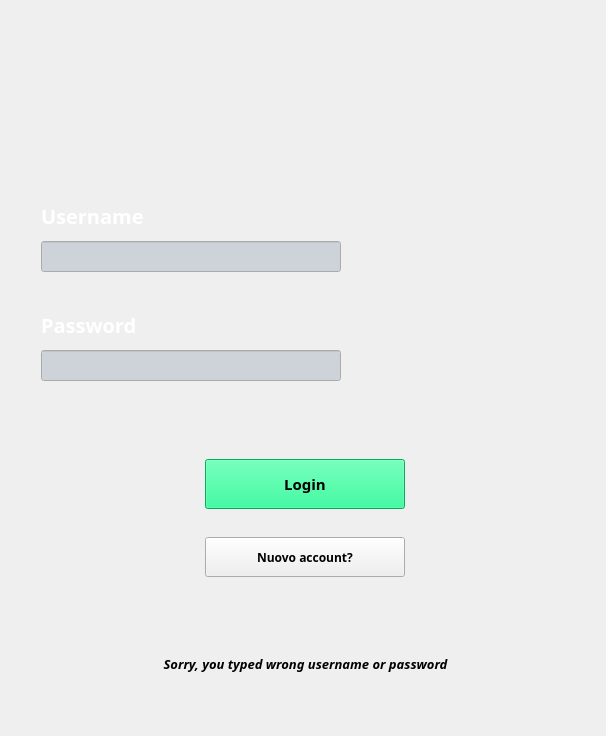
Above: Client/ProgettoGUI/MyFirstWindow.ui from pierangelomartellone/PDS_Project before the change. Below: the same form after it.
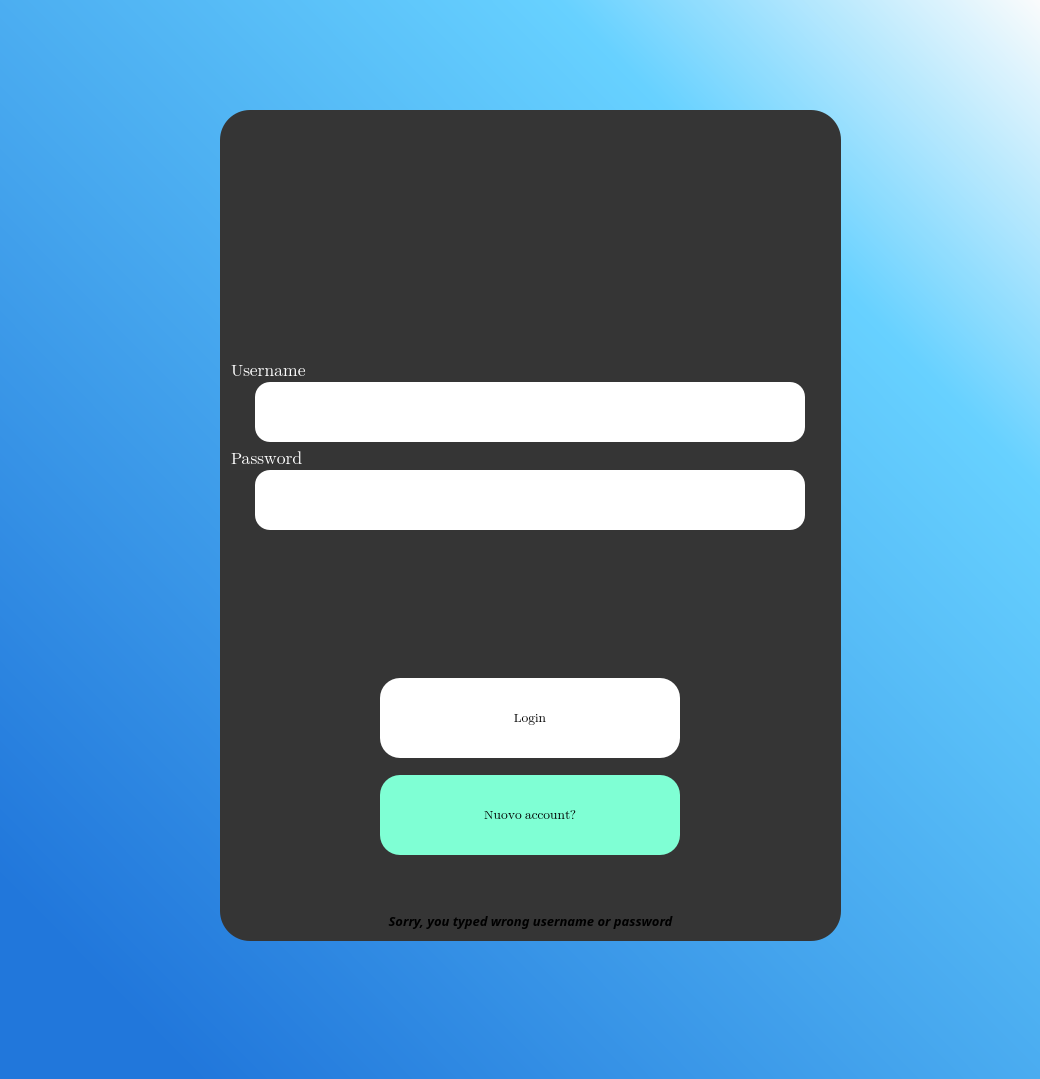
That is the form after the change. Icons and pictures are not drawn.

Diff of the .ui file:
```diff
--- a/Client/ProgettoGUI/MyFirstWindow.ui
+++ b/Client/ProgettoGUI/MyFirstWindow.ui
@@ -9,23 +9,30 @@
    <rect>
     <x>0</x>
     <y>0</y>
-    <width>606</width>
-    <height>736</height>
+    <width>1040</width>
+    <height>1079</height>
    </rect>
   </property>
   <property name="windowTitle">
    <string>MyFirstWindow</string>
   </property>
-  <widget class="QWidget" name="verticalLayoutWidget">
+  <property name="styleSheet">
+   <string notr="true">background:qlineargradient(spread:pad, x1:0.103, y1:0.914409, x2:1, y2:0, stop:0 rgba(33, 119, 219, 255), stop:0.745946 rgba(103, 209, 255, 255), stop:1 rgba(252, 252, 252, 255))</string>
+  </property>
+  <widget class="QFrame" name="verticalFrame">
    <property name="geometry">
     <rect>
-     <x>30</x>
-     <y>30</y>
-     <width>551</width>
-     <height>681</height>
+     <x>220</x>
+     <y>110</y>
+     <width>621</width>
+     <height>831</height>
     </rect>
    </property>
-   <layout class="QVBoxLayout" name="verticalLayout_2" stretch="2,2,2,2,1,1">
+   <property name="styleSheet">
+    <string notr="true">background:rgb(53,53,53);
+border-radius: 30px;</string>
+   </property>
+   <layout class="QVBoxLayout" name="verticalLayout_2" stretch="2,0,2,2,0,1">
     <item>
      <layout class="QHBoxLayout" name="horizontalLayout_5">
       <property name="spacing">
@@ -35,28 +42,35 @@
        <enum>QLayout::SetFixedSize</enum>
       </property>
       <item>
-       <widget class="QLabel" name="picture">
-        <property name="sizePolicy">
-         <sizepolicy hsizetype="Fixed" vsizetype="Fixed">
-          <horstretch>0</horstretch>
-          <verstretch>0</verstretch>
-         </sizepolicy>
+       <widget class="QFrame" name="frame">
+        <property name="styleSheet">
+         <string notr="true">background:rgb(53,53,53);</string>
         </property>
-        <property name="minimumSize">
-         <size>
-          <width>100</width>
-          <height>100</height>
-         </size>
+        <property name="frameShape">
+         <enum>QFrame::StyledPanel</enum>
         </property>
-        <property name="text">
-         <string/>
+        <property name="frameShadow">
+         <enum>QFrame::Raised</enum>
         </property>
-        <property name="scaledContents">
-         <bool>true</bool>
-        </property>
-        <property name="alignment">
-         <set>Qt::AlignCenter</set>
-        </property>
+        <widget class="QFrame" name="frame_2">
+         <property name="geometry">
+          <rect>
+           <x>220</x>
+           <y>9</y>
+           <width>161</width>
+           <height>151</height>
+          </rect>
+         </property>
+         <property name="styleSheet">
+          <string notr="true">image:url(:/images/login.png);</string>
+         </property>
+         <property name="frameShape">
+          <enum>QFrame::StyledPanel</enum>
+         </property>
+         <property name="frameShadow">
+          <enum>QFrame::Raised</enum>
+         </property>
+        </widget>
        </widget>
       </item>
      </layout>
@@ -76,8 +90,8 @@
         </property>
         <property name="minimumSize">
          <size>
-          <width>50</width>
-          <height>50</height>
+          <width>0</width>
+          <height>5</height>
          </size>
         </property>
         <property name="palette">
@@ -92,6 +106,33 @@
              </color>
             </brush>
            </colorrole>
+           <colorrole role="Button">
+            <brush brushstyle="SolidPattern">
+             <color alpha="255">
+              <red>53</red>
+              <green>53</green>
+              <blue>53</blue>
+             </color>
+            </brush>
+           </colorrole>
+           <colorrole role="Base">
+            <brush brushstyle="SolidPattern">
+             <color alpha="255">
+              <red>53</red>
+              <green>53</green>
+              <blue>53</blue>
+             </color>
+            </brush>
+           </colorrole>
+           <colorrole role="Window">
+            <brush brushstyle="SolidPattern">
+             <color alpha="255">
+              <red>53</red>
+              <green>53</green>
+              <blue>53</blue>
+             </color>
+            </brush>
+           </colorrole>
           </active>
           <inactive>
            <colorrole role="WindowText">
@@ -103,6 +144,33 @@
              </color>
             </brush>
            </colorrole>
+           <colorrole role="Button">
+            <brush brushstyle="SolidPattern">
+             <color alpha="255">
+              <red>53</red>
+              <green>53</green>
+              <blue>53</blue>
+             </color>
+            </brush>
+           </colorrole>
+           <colorrole role="Base">
+            <brush brushstyle="SolidPattern">
+             <color alpha="255">
+              <red>53</red>
+              <green>53</green>
+              <blue>53</blue>
+             </color>
+            </brush>
+           </colorrole>
+           <colorrole role="Window">
+            <brush brushstyle="SolidPattern">
+             <color alpha="255">
+              <red>53</red>
+              <green>53</green>
+              <blue>53</blue>
+             </color>
+            </brush>
+           </colorrole>
           </inactive>
           <disabled>
            <colorrole role="WindowText">
@@ -114,23 +182,62 @@
              </color>
             </brush>
            </colorrole>
+           <colorrole role="Button">
+            <brush brushstyle="SolidPattern">
+             <color alpha="255">
+              <red>53</red>
+              <green>53</green>
+              <blue>53</blue>
+             </color>
+            </brush>
+           </colorrole>
+           <colorrole role="Base">
+            <brush brushstyle="SolidPattern">
+             <color alpha="255">
+              <red>53</red>
+              <green>53</green>
+              <blue>53</blue>
+             </color>
+            </brush>
+           </colorrole>
+           <colorrole role="Window">
+            <brush brushstyle="SolidPattern">
+             <color alpha="255">
+              <red>53</red>
+              <green>53</green>
+              <blue>53</blue>
+             </color>
+            </brush>
+           </colorrole>
           </disabled>
          </palette>
         </property>
         <property name="font">
          <font>
-          <family>Segoe UI Semibold</family>
-          <pointsize>15</pointsize>
-          <weight>75</weight>
-          <bold>true</bold>
+          <family>Segoe UI Emoji</family>
+          <pointsize>13</pointsize>
+          <weight>50</weight>
+          <italic>false</italic>
+          <bold>false</bold>
          </font>
         </property>
+        <property name="mouseTracking">
+         <bool>false</bool>
+        </property>
+        <property name="focusPolicy">
+         <enum>Qt::NoFocus</enum>
+        </property>
+        <property name="styleSheet">
+         <string notr="true">font: 13pt &quot;Segoe UI Emoji&quot;;
+background:rgb(53,53,53);
+</string>
+        </property>
         <property name="text">
-         <string>Username</string>
+         <string>Username                                           </string>
         </property>
        </widget>
       </item>
-      <item>
+      <item alignment="Qt::AlignHCenter">
        <widget class="QLineEdit" name="userText">
         <property name="sizePolicy">
          <sizepolicy hsizetype="Fixed" vsizetype="Fixed">
@@ -140,41 +247,95 @@
         </property>
         <property name="minimumSize">
          <size>
-          <width>300</width>
-          <height>0</height>
+          <width>550</width>
+          <height>60</height>
          </size>
         </property>
         <property name="palette">
          <palette>
           <active>
+           <colorrole role="Button">
+            <brush brushstyle="SolidPattern">
+             <color alpha="255">
+              <red>255</red>
+              <green>255</green>
+              <blue>255</blue>
+             </color>
+            </brush>
+           </colorrole>
            <colorrole role="Base">
             <brush brushstyle="SolidPattern">
              <color alpha="255">
-              <red>206</red>
-              <green>211</green>
-              <blue>217</blue>
+              <red>255</red>
+              <green>255</green>
+              <blue>255</blue>
+             </color>
+            </brush>
+           </colorrole>
+           <colorrole role="Window">
+            <brush brushstyle="SolidPattern">
+             <color alpha="255">
+              <red>255</red>
+              <green>255</green>
+              <blue>255</blue>
              </color>
             </brush>
            </colorrole>
           </active>
           <inactive>
+           <colorrole role="Button">
+            <brush brushstyle="SolidPattern">
+             <color alpha="255">
+              <red>255</red>
+              <green>255</green>
+              <blue>255</blue>
+             </color>
+            </brush>
+           </colorrole>
            <colorrole role="Base">
             <brush brushstyle="SolidPattern">
              <color alpha="255">
-              <red>206</red>
-              <green>211</green>
-              <blue>217</blue>
+              <red>255</red>
+              <green>255</green>
+              <blue>255</blue>
+             </color>
+            </brush>
+           </colorrole>
+           <colorrole role="Window">
+            <brush brushstyle="SolidPattern">
+             <color alpha="255">
+              <red>255</red>
+              <green>255</green>
+              <blue>255</blue>
              </color>
             </brush>
            </colorrole>
           </inactive>
           <disabled>
+           <colorrole role="Button">
+            <brush brushstyle="SolidPattern">
+             <color alpha="255">
+              <red>255</red>
+              <green>255</green>
+              <blue>255</blue>
+             </color>
+            </brush>
+           </colorrole>
            <colorrole role="Base">
             <brush brushstyle="SolidPattern">
              <color alpha="255">
-              <red>240</red>
-              <green>240</green>
-              <blue>240</blue>
+              <red>255</red>
+              <green>255</green>
+              <blue>255</blue>
+             </color>
+            </brush>
+           </colorrole>
+           <colorrole role="Window">
+            <brush brushstyle="SolidPattern">
+             <color alpha="255">
+              <red>255</red>
+              <green>255</green>
+              <blue>255</blue>
              </color>
             </brush>
            </colorrole>
@@ -189,6 +350,10 @@
           <bold>false</bold>
          </font>
         </property>
+        <property name="styleSheet">
+         <string notr="true">border-radius: 15px;
+background: white;</string>
+        </property>
         <property name="echoMode">
          <enum>QLineEdit::Normal</enum>
         </property>
@@ -212,7 +377,7 @@
         <property name="minimumSize">
          <size>
           <width>0</width>
-          <height>50</height>
+          <height>5</height>
          </size>
         </property>
         <property name="palette">
@@ -227,6 +392,33 @@
              </color>
             </brush>
            </colorrole>
+           <colorrole role="Button">
+            <brush brushstyle="SolidPattern">
+             <color alpha="255">
+              <red>53</red>
+              <green>53</green>
+              <blue>53</blue>
+             </color>
+            </brush>
+           </colorrole>
+           <colorrole role="Base">
+            <brush brushstyle="SolidPattern">
+             <color alpha="255">
+              <red>53</red>
+              <green>53</green>
+              <blue>53</blue>
+             </color>
+            </brush>
+           </colorrole>
+           <colorrole role="Window">
+            <brush brushstyle="SolidPattern">
+             <color alpha="255">
+              <red>53</red>
+              <green>53</green>
+              <blue>53</blue>
+             </color>
+            </brush>
+           </colorrole>
           </active>
           <inactive>
            <colorrole role="WindowText">
@@ -238,6 +430,33 @@
              </color>
             </brush>
            </colorrole>
+           <colorrole role="Button">
+            <brush brushstyle="SolidPattern">
+             <color alpha="255">
+              <red>53</red>
+              <green>53</green>
+              <blue>53</blue>
+             </color>
+            </brush>
+           </colorrole>
+           <colorrole role="Base">
+            <brush brushstyle="SolidPattern">
+             <color alpha="255">
+              <red>53</red>
+              <green>53</green>
+              <blue>53</blue>
+             </color>
+            </brush>
+           </colorrole>
+           <colorrole role="Window">
+            <brush brushstyle="SolidPattern">
+             <color alpha="255">
+              <red>53</red>
+              <green>53</green>
+              <blue>53</blue>
+             </color>
+            </brush>
+           </colorrole>
           </inactive>
           <disabled>
            <colorrole role="WindowText">
@@ -249,23 +468,59 @@
              </color>
             </brush>
            </colorrole>
+           <colorrole role="Button">
+            <brush brushstyle="SolidPattern">
+             <color alpha="255">
+              <red>53</red>
+              <green>53</green>
+              <blue>53</blue>
+             </color>
+            </brush>
+           </colorrole>
+           <colorrole role="Base">
+            <brush brushstyle="SolidPattern">
+             <color alpha="255">
+              <red>53</red>
+              <green>53</green>
+              <blue>53</blue>
+             </color>
+            </brush>
+           </colorrole>
+           <colorrole role="Window">
+            <brush brushstyle="SolidPattern">
+             <color alpha="255">
+              <red>53</red>
+              <green>53</green>
+              <blue>53</blue>
+             </color>
+            </brush>
+           </colorrole>
           </disabled>
          </palette>
         </property>
         <property name="font">
          <font>
-          <family>Segoe UI Semibold</family>
-          <pointsize>15</pointsize>
-          <weight>75</weight>
-          <bold>true</bold>
+          <family>Segoe UI Emoji</family>
+          <pointsize>13</pointsize>
+          <weight>50</weight>
+          <italic>false</italic>
+          <bold>false</bold>
          </font>
         </property>
+        <property name="layoutDirection">
+         <enum>Qt::LeftToRight</enum>
+        </property>
+        <property name="styleSheet">
+         <string notr="true">font: 13pt &quot;Segoe UI Emoji&quot;;
+background:rgb(53,53,53);
+</string>
+        </property>
         <property name="text">
-         <string>Password</string>
+         <string>Password                                                </string>
         </property>
        </widget>
       </item>
-      <item>
+      <item alignment="Qt::AlignHCenter">
        <widget class="QLineEdit" name="passText">
         <property name="sizePolicy">
          <sizepolicy hsizetype="Fixed" vsizetype="Fixed">
@@ -275,41 +530,95 @@
         </property>
         <property name="minimumSize">
          <size>
-          <width>300</width>
-          <height>0</height>
+          <width>550</width>
+          <height>60</height>
          </size>
         </property>
         <property name="palette">
          <palette>
           <active>
+           <colorrole role="Button">
+            <brush brushstyle="SolidPattern">
+             <color alpha="255">
+              <red>255</red>
+              <green>255</green>
+              <blue>255</blue>
+             </color>
+            </brush>
+           </colorrole>
            <colorrole role="Base">
             <brush brushstyle="SolidPattern">
              <color alpha="255">
-              <red>206</red>
-              <green>211</green>
-              <blue>217</blue>
+              <red>255</red>
+              <green>255</green>
+              <blue>255</blue>
+             </color>
+            </brush>
+           </colorrole>
+           <colorrole role="Window">
+            <brush brushstyle="SolidPattern">
+             <color alpha="255">
+              <red>255</red>
+              <green>255</green>
+              <blue>255</blue>
              </color>
             </brush>
            </colorrole>
           </active>
           <inactive>
+           <colorrole role="Button">
+            <brush brushstyle="SolidPattern">
+             <color alpha="255">
+              <red>255</red>
+              <green>255</green>
+              <blue>255</blue>
+             </color>
+            </brush>
+           </colorrole>
            <colorrole role="Base">
             <brush brushstyle="SolidPattern">
              <color alpha="255">
-              <red>206</red>
-              <green>211</green>
-              <blue>217</blue>
+              <red>255</red>
+              <green>255</green>
+              <blue>255</blue>
+             </color>
+            </brush>
+           </colorrole>
+           <colorrole role="Window">
+            <brush brushstyle="SolidPattern">
+             <color alpha="255">
+              <red>255</red>
+              <green>255</green>
+              <blue>255</blue>
              </color>
             </brush>
            </colorrole>
           </inactive>
           <disabled>
+           <colorrole role="Button">
+            <brush brushstyle="SolidPattern">
+             <color alpha="255">
+              <red>255</red>
+              <green>255</green>
+              <blue>255</blue>
+             </color>
+            </brush>
+           </colorrole>
            <colorrole role="Base">
             <brush brushstyle="SolidPattern">
              <color alpha="255">
-              <red>240</red>
-              <green>240</green>
-              <blue>240</blue>
+              <red>255</red>
+              <green>255</green>
+              <blue>255</blue>
+             </color>
+            </brush>
+           </colorrole>
+           <colorrole role="Window">
+            <brush brushstyle="SolidPattern">
+             <color alpha="255">
+              <red>255</red>
+              <green>255</green>
+              <blue>255</blue>
              </color>
             </brush>
            </colorrole>
@@ -324,6 +633,13 @@
           <bold>true</bold>
          </font>
         </property>
+        <property name="layoutDirection">
+         <enum>Qt::LeftToRight</enum>
+        </property>
+        <property name="styleSheet">
+         <string notr="true">border-radius: 15px;
+background: white;</string>
+        </property>
         <property name="echoMode">
          <enum>QLineEdit::Password</enum>
         </property>
@@ -334,6 +650,10 @@
     <item>
      <layout class="QHBoxLayout" name="horizontalLayout_6">
       <item>
+       <widget class="QFrame" name="frame_3">
+        <property name="styleSheet">
+         <string notr="true">background:rgb(53,53,53);</string>
+        </property>
        <layout class="QHBoxLayout" name="horizontalLayout">
         <property name="spacing">
          <number>0</number>
@@ -341,7 +661,7 @@
         <property name="topMargin">
          <number>50</number>
         </property>
-        <item>
+         <item alignment="Qt::AlignBottom">
          <widget class="QPushButton" name="pushButton">
           <property name="sizePolicy">
            <sizepolicy hsizetype="Fixed" vsizetype="Fixed">
@@ -351,8 +671,8 @@
           </property>
           <property name="minimumSize">
            <size>
-            <width>200</width>
-            <height>50</height>
+             <width>300</width>
+             <height>80</height>
            </size>
           </property>
           <property name="palette">
@@ -370,9 +690,9 @@
              <colorrole role="Button">
               <brush brushstyle="SolidPattern">
                <color alpha="255">
-                <red>9</red>
-                <green>240</green>
-                <blue>132</blue>
+                 <red>255</red>
+                 <green>255</green>
+                 <blue>255</blue>
                </color>
               </brush>
              </colorrole>
@@ -451,9 +771,9 @@
              <colorrole role="Window">
               <brush brushstyle="SolidPattern">
                <color alpha="255">
-                <red>9</red>
-                <green>240</green>
-                <blue>132</blue>
+                 <red>255</red>
+                 <green>255</green>
+                 <blue>255</blue>
                </color>
               </brush>
              </colorrole>
@@ -516,9 +836,9 @@
              <colorrole role="Button">
               <brush brushstyle="SolidPattern">
                <color alpha="255">
-                <red>9</red>
-                <green>240</green>
-                <blue>132</blue>
+                 <red>255</red>
+                 <green>255</green>
+                 <blue>255</blue>
                </color>
               </brush>
              </colorrole>
@@ -597,9 +917,9 @@
              <colorrole role="Window">
               <brush brushstyle="SolidPattern">
                <color alpha="255">
-                <red>9</red>
-                <green>240</green>
-                <blue>132</blue>
+                 <red>255</red>
+                 <green>255</green>
+                 <blue>255</blue>
                </color>
               </brush>
              </colorrole>
@@ -662,9 +982,9 @@
              <colorrole role="Button">
               <brush brushstyle="SolidPattern">
                <color alpha="255">
-                <red>9</red>
-                <green>240</green>
-                <blue>132</blue>
+                 <red>255</red>
+                 <green>255</green>
+                 <blue>255</blue>
                </color>
               </brush>
              </colorrole>
@@ -734,18 +1054,18 @@
              <colorrole role="Base">
               <brush brushstyle="SolidPattern">
                <color alpha="255">
-                <red>9</red>
-                <green>240</green>
-                <blue>132</blue>
+                 <red>255</red>
+                 <green>255</green>
+                 <blue>255</blue>
                </color>
               </brush>
              </colorrole>
              <colorrole role="Window">
               <brush brushstyle="SolidPattern">
                <color alpha="255">
-                <red>9</red>
-                <green>240</green>
-                <blue>132</blue>
+                 <red>255</red>
+                 <green>255</green>
+                 <blue>255</blue>
                </color>
               </brush>
              </colorrole>
@@ -799,30 +1119,47 @@
           </property>
           <property name="font">
            <font>
-            <family>Segoe UI Semibold</family>
-            <pointsize>11</pointsize>
-            <weight>75</weight>
-            <bold>true</bold>
-           </font>
-          </property>
+             <family>Segoe UI Emoji</family>
+             <pointsize>10</pointsize>
+             <weight>50</weight>
+             <italic>false</italic>
+             <bold>false</bold>
+            </font>
+           </property>
+           <property name="cursor">
+            <cursorShape>OpenHandCursor</cursorShape>
+           </property>
+           <property name="styleSheet">
+            <string notr="true">border-radius: 20px;
+font: 10pt &quot;Segoe UI Emoji&quot;;
+background: white;</string>
+           </property>
           <property name="text">
            <string>Login</string>
           </property>
          </widget>
         </item>
        </layout>
+       </widget>
       </item>
      </layout>
     </item>
     <item>
+     <widget class="QFrame" name="frame_4">
+      <property name="styleSheet">
+       <string notr="true">background:rgb(53,53,53);</string>
+      </property>
      <layout class="QHBoxLayout" name="horizontalLayout_2">
       <property name="spacing">
        <number>0</number>
       </property>
+       <property name="topMargin">
+        <number>0</number>
+       </property>
       <property name="bottomMargin">
-       <number>50</number>
-      </property>
-      <item>
+        <number>51</number>
+       </property>
+       <item alignment="Qt::AlignTop">
        <widget class="QPushButton" name="newAccountButton">
         <property name="sizePolicy">
          <sizepolicy hsizetype="Fixed" vsizetype="Fixed">
@@ -832,23 +1169,34 @@
         </property>
         <property name="minimumSize">
          <size>
-          <width>200</width>
-          <height>40</height>
+           <width>300</width>
+           <height>80</height>
          </size>
         </property>
         <property name="font">
          <font>
-          <family>Segoe UI Semibold</family>
-          <weight>75</weight>
-          <bold>true</bold>
-         </font>
-        </property>
+           <family>Segoe UI Emoji</family>
+           <pointsize>10</pointsize>
+           <weight>50</weight>
+           <italic>false</italic>
+           <bold>false</bold>
+          </font>
+         </property>
+         <property name="cursor">
+          <cursorShape>OpenHandCursor</cursorShape>
+         </property>
+         <property name="styleSheet">
+          <string notr="true">border-radius: 20px;
+background:rgb(127,255,212);
+font: 10pt &quot;Segoe UI Emoji&quot;;</string>
+         </property>
         <property name="text">
          <string>Nuovo account?</string>
         </property>
        </widget>
       </item>
      </layout>
+     </widget>
     </item>
     <item>
      <widget class="QLabel" name="errorDescription">
@@ -876,9 +1224,9 @@
          <colorrole role="Button">
           <brush brushstyle="SolidPattern">
            <color alpha="255">
-            <red>170</red>
-            <green>0</green>
-            <blue>0</blue>
+            <red>53</red>
+            <green>53</green>
+            <blue>53</blue>
            </color>
           </brush>
          </colorrole>
@@ -948,18 +1296,18 @@
          <colorrole role="Base">
           <brush brushstyle="SolidPattern">
            <color alpha="255">
-            <red>255</red>
-            <green>255</green>
-            <blue>255</blue>
+            <red>53</red>
+            <green>53</green>
+            <blue>53</blue>
            </color>
           </brush>
          </colorrole>
          <colorrole role="Window">
           <brush brushstyle="SolidPattern">
            <color alpha="255">
-            <red>170</red>
-            <green>0</green>
-            <blue>0</blue>
+            <red>53</red>
+            <green>53</green>
+            <blue>53</blue>
            </color>
           </brush>
          </colorrole>
@@ -1022,9 +1370,9 @@
          <colorrole role="Button">
           <brush brushstyle="SolidPattern">
            <color alpha="255">
-            <red>170</red>
-            <green>0</green>
-            <blue>0</blue>
+            <red>53</red>
+            <green>53</green>
+            <blue>53</blue>
            </color>
           </brush>
          </colorrole>
@@ -1094,18 +1442,18 @@
          <colorrole role="Base">
           <brush brushstyle="SolidPattern">
            <color alpha="255">
-            <red>255</red>
-            <green>255</green>
-            <blue>255</blue>
+            <red>53</red>
+            <green>53</green>
+            <blue>53</blue>
            </color>
           </brush>
          </colorrole>
          <colorrole role="Window">
           <brush brushstyle="SolidPattern">
            <color alpha="255">
-            <red>170</red>
-            <green>0</green>
-            <blue>0</blue>
+            <red>53</red>
+            <green>53</green>
+            <blue>53</blue>
            </color>
           </brush>
          </colorrole>
@@ -1168,9 +1516,9 @@
          <colorrole role="Button">
           <brush brushstyle="SolidPattern">
            <color alpha="255">
-            <red>170</red>
-            <green>0</green>
-            <blue>0</blue>
+            <red>53</red>
+            <green>53</green>
+            <blue>53</blue>
            </color>
           </brush>
          </colorrole>
@@ -1240,18 +1588,18 @@
          <colorrole role="Base">
           <brush brushstyle="SolidPattern">
            <color alpha="255">
-            <red>170</red>
-            <green>0</green>
-            <blue>0</blue>
+            <red>53</red>
+            <green>53</green>
+            <blue>53</blue>
            </color>
           </brush>
          </colorrole>
          <colorrole role="Window">
           <brush brushstyle="SolidPattern">
            <color alpha="255">
-            <red>170</red>
-            <green>0</green>
-            <blue>0</blue>
+            <red>53</red>
+            <green>53</green>
+            <blue>53</blue>
            </color>
           </brush>
          </colorrole>
@@ -1312,6 +1660,9 @@
         <bold>true</bold>
        </font>
       </property>
+      <property name="styleSheet">
+       <string notr="true">background:rgb(53,53,53);</string>
+      </property>
       <property name="frameShape">
        <enum>QFrame::NoFrame</enum>
       </property>
```
Left out of the diff: 4 changed lines with no effect on the pictures. Lines whose indentation alone changed are shown as unchanged.
